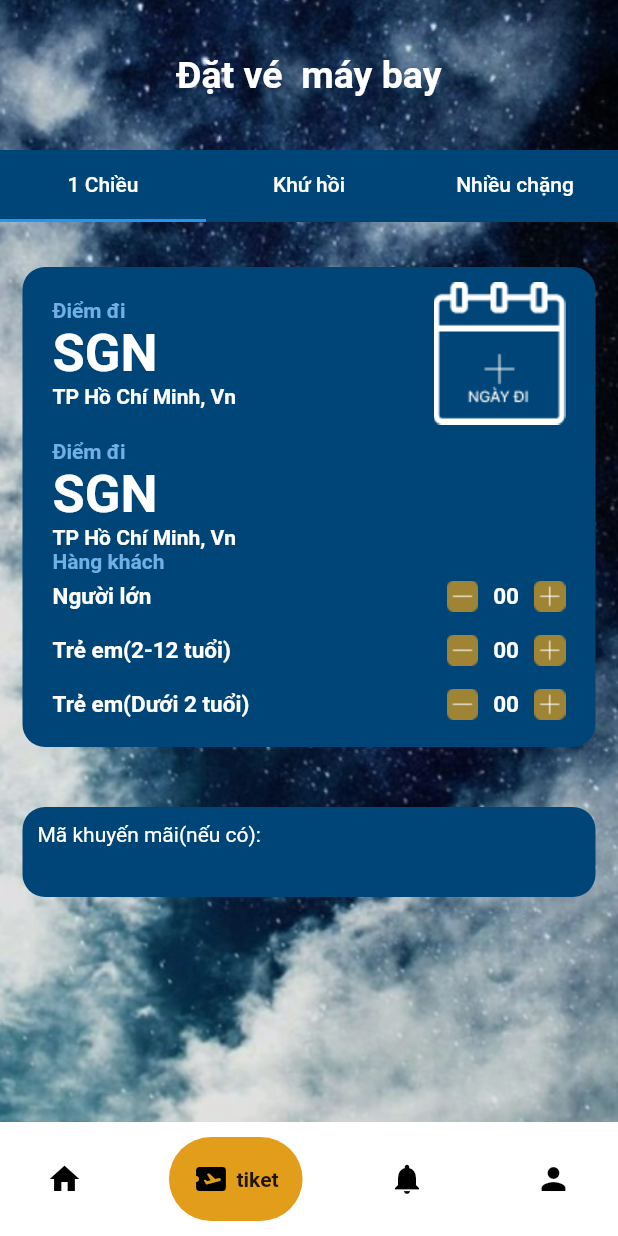
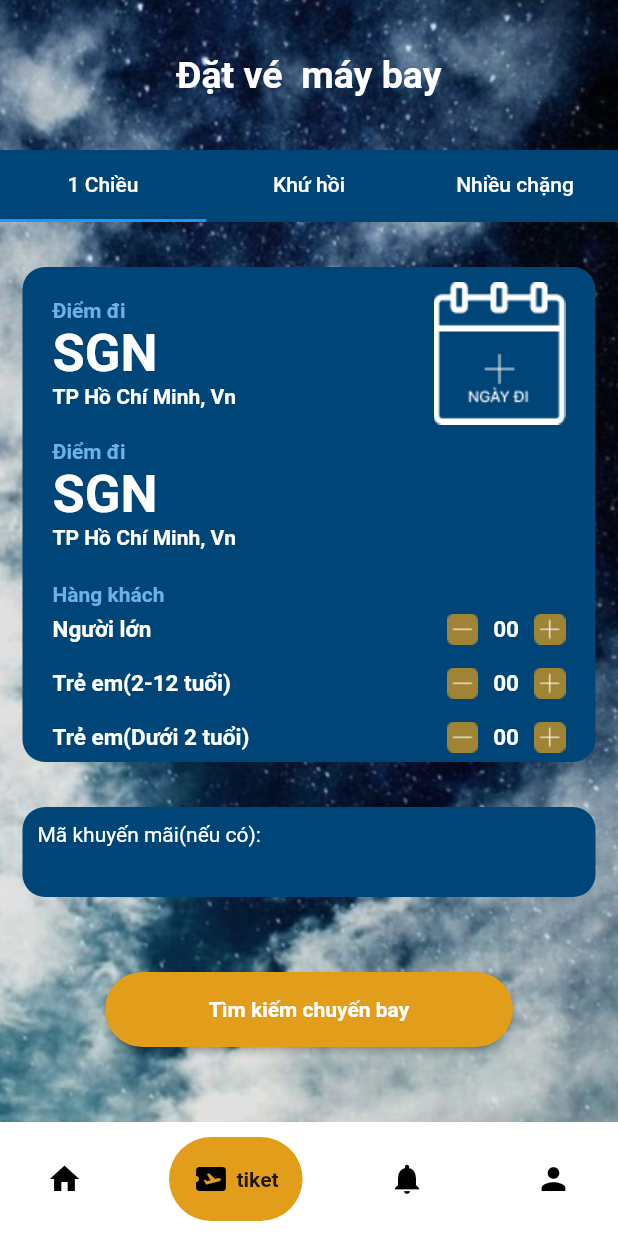
Before and after one commit to NguyenexDuy/travelAppFlutter, a Flutter app: the screen it shows after launch, item 2 of the bottom bar chosen, on a phone screen of 412 x 824 dp. Run offline on Flutter 3.47's test engine with Material 2 defaults, Android fonts, the phone set to English and light mode, and no system bars; drawn by our look-alikes of google_nav_bar.

```diff
--- a/lib/items/item_ticket1chieu.dart
+++ b/lib/items/item_ticket1chieu.dart
@@ -23,7 +23,7 @@ class _itemTicketState extends State<itemTicket> {
           borderRadius: BorderRadius.circular(15), // Đặt bán kính bo tròn ở đây
         ),
         padding: EdgeInsets.symmetric(horizontal: 20, vertical: 10),
-        margin: EdgeInsets.only(bottom: 40),
+        margin: EdgeInsets.only(bottom: 30),
         child: Column(
           crossAxisAlignment: CrossAxisAlignment.start,
           children: [
@@ -36,13 +36,23 @@ class _itemTicketState extends State<itemTicket> {
                     Container(child: Image.asset(AppAssets.ngayDi))
                   ],
                 )),
+            Container(
+              margin: EdgeInsets.only(bottom: 12),
+              child: Row(
+                children: [
                   itemBookingflight(),
-            Text(
+                ],
+              ),
+            ),
+            Container(
+              margin: EdgeInsets.only(top: 10),
+              child: Text(
                 'Hàng khách',
                 style: TextStyle(
                     fontSize: 14,
                     fontWeight: FontWeight.bold,
                     color: Color(0xFF71AFE5)),
+              ),
             ),
             Container(
               margin: EdgeInsets.only(top: 5),
@@ -212,8 +222,6 @@ class _itemTicketState extends State<itemTicket> {
                     color: Colors.white))
           ],
         ),
-        // Spacer(),
-        // Container(child: Image.asset(AppAssets.ngayDi))
       ],
     );
   }
--- a/lib/items/item_ticketKhuHoi.dart
+++ b/lib/items/item_ticketKhuHoi.dart
@@ -23,7 +23,7 @@ class _itemTicketKhuHoiState extends State<itemTicketKhuHoi> {
           borderRadius: BorderRadius.circular(15), // Đặt bán kính bo tròn ở đây
         ),
         padding: EdgeInsets.symmetric(horizontal: 20, vertical: 10),
-        margin: EdgeInsets.only(bottom: 40),
+        margin: EdgeInsets.only(bottom: 30),
         child: Column(
           crossAxisAlignment: CrossAxisAlignment.start,
           children: [
--- a/lib/pages/ticket_page.dart
+++ b/lib/pages/ticket_page.dart
@@ -97,7 +97,7 @@ class _ticketPageState extends State<ticketPage> {
                     color: AppColors.primaryColor,
                     borderRadius: BorderRadius.circular(15),
                   ),
-                  margin: EdgeInsets.only(bottom: 150),
+                  margin: EdgeInsets.only(bottom: 50),
                   height: 60,
                   width: double.infinity,
                   child: Text(
@@ -106,12 +106,26 @@ class _ticketPageState extends State<ticketPage> {
                   ),
                 ),
               ),
-              // ElevatedButton(
-              //   child: Text(
-              //     'Tìm kiếm chuyến bay',
-              //     style: TextStyle(color: Colors.white),
-              //   ),
-              // )
+              Padding(
+                padding: const EdgeInsets.symmetric(horizontal: 70),
+                child: Container(
+                  margin: EdgeInsets.only(bottom: 50),
+                  width: double.infinity,
+                  height: 50,
+                  child: ElevatedButton(
+                    onPressed: () {},
+                    style: ElevatedButton.styleFrom(
+                        primary: AppColors.textColor,
+                        shape: RoundedRectangleBorder(
+                            borderRadius: BorderRadius.circular(30))),
+                    child: Text(
+                      'Tìm kiếm chuyến bay',
+                      style: TextStyle(
+                          color: Colors.white, fontWeight: FontWeight.bold),
+                    ),
+                  ),
+                ),
+              )
             ],
           ),
         ],
```
Also changed, not shown: 3 other files. Lines whose indentation alone changed are shown as unchanged.
